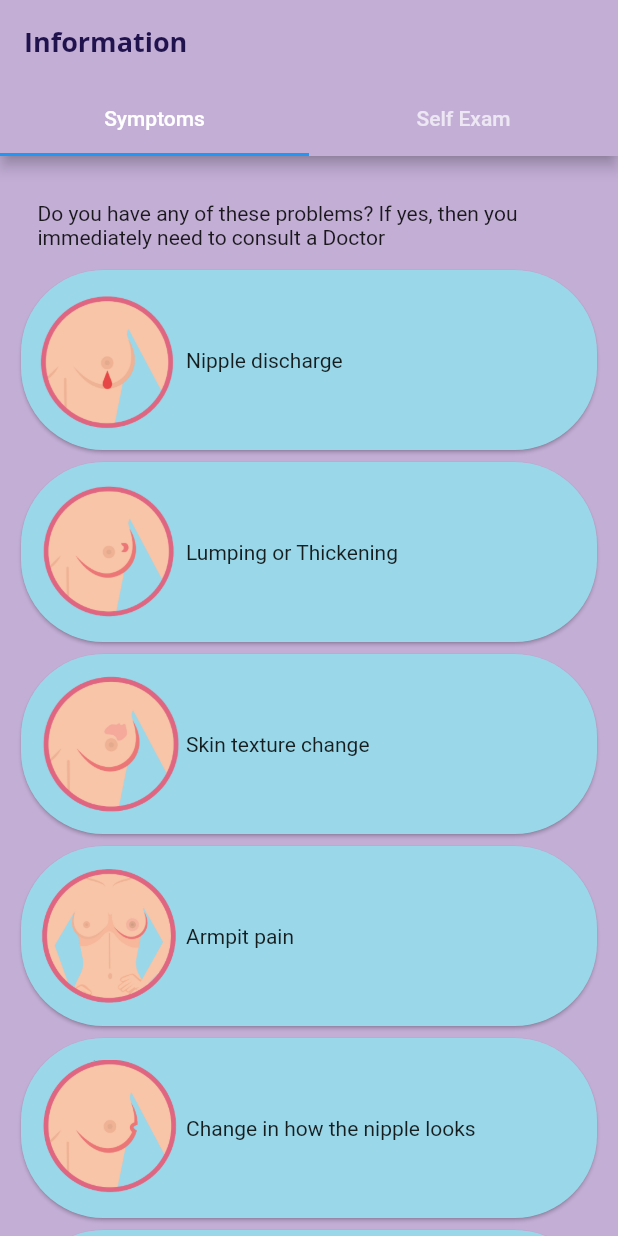
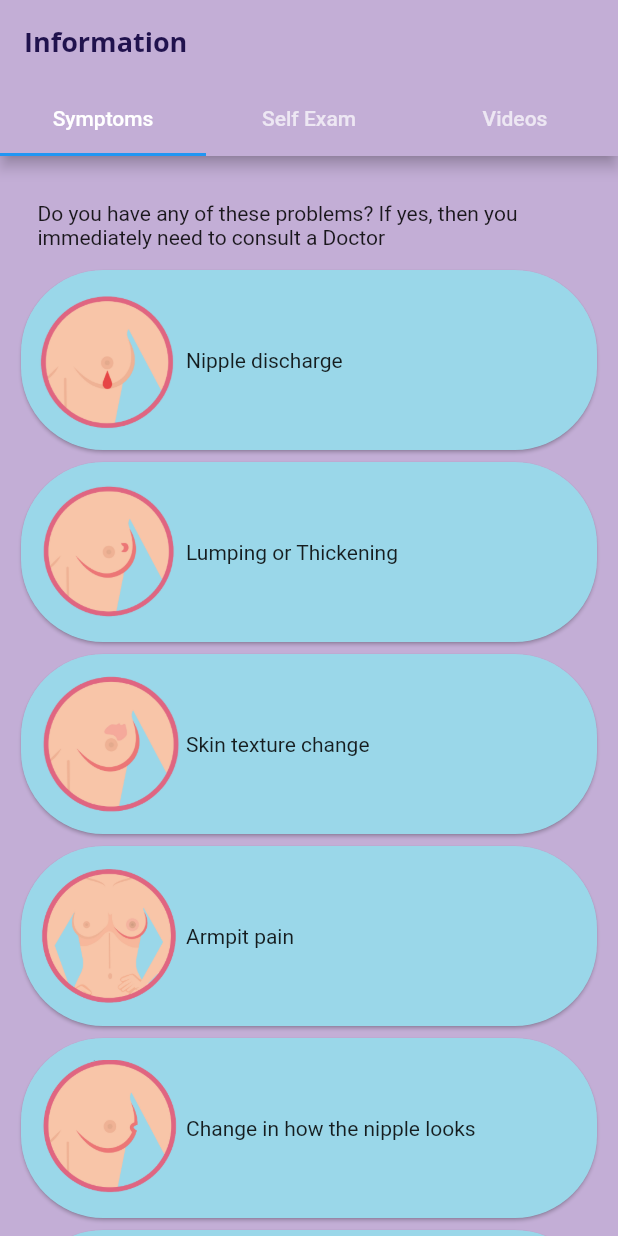
Before and after one commit to Akanksha1212/bcare, a Flutter app: the Home screen opened directly, after a tap on "Information", on a phone screen of 412 x 824 dp. Run offline on Flutter 3.47's test engine with Material 2 defaults, Android fonts, the phone set to English and light mode, and no system bars; our stand-ins replace carousel_slider, flare_flutter, flutter_local_notifications, font_awesome_flutter, geolocator, google_fonts and 6 more; missing offline and left inert: flutter_polyline_points; accounts and stored records are empty.

Commit message:
Added videos

```diff
--- a/lib/components/dashboard.dart
+++ b/lib/components/dashboard.dart
@@ -130,7 +130,7 @@ class Dashboard extends StatelessWidget {
               decoration: BoxDecoration(
                 borderRadius: BorderRadius.circular(20.0),
                 image: DecorationImage(
-                  image: AssetImage('assets/images/back4.jpg'),
+                  image: AssetImage('assets/images/think.jpg'),
                   fit: BoxFit.cover,
                 ),
               ),
@@ -147,16 +147,17 @@ class Dashboard extends StatelessWidget {
                   //   ),
                   // ),
                   SizedBox(
-                    height: 100,
+                    height: 120,
                   ),
                   Padding(
                     padding: const EdgeInsets.all(15.0),
                     child: Text(
-                      'Lorem Ipsum is simply dummy text use for printing and type script',
-                      style: TextStyle(
-                        color: Colors.black,
-                        fontSize: 15.0,
-                      ),
+                      '\nBreast Cancer can be detected at an early stage. ',
+                      style: GoogleFonts.abel(
+                          textStyle: TextStyle(
+                              color: Colors.deepPurple,
+                              fontSize: 19,
+                              fontWeight: FontWeight.w800)),
                       textAlign: TextAlign.center,
                     ),
                   ),
--- a/lib/pages/information.dart
+++ b/lib/pages/information.dart
@@ -1,6 +1,7 @@
 import 'package:flutter/material.dart';
 import 'package:bcare/pages/tabs/FirstScreen.dart';
 import 'package:bcare/pages/tabs/SecondScreen.dart';
+import 'package:bcare/pages/tabs/ThirdScreen.dart';
 import 'package:google_fonts/google_fonts.dart';
 
 class Information extends StatelessWidget {
@@ -12,7 +13,7 @@ class Information extends StatelessWidget {
     return MaterialApp(
       debugShowCheckedModeBanner: false,
       home: DefaultTabController(
-        length: 2,
+        length: 3,
         child: Scaffold(
           backgroundColor: Color(0xff794c74),
           appBar: AppBar(
@@ -32,7 +33,8 @@ class Information extends StatelessWidget {
                 Tab(
                   text: "Symptoms",
                 ),
-                Tab(text: "Self Exam")
+                Tab(text: "Self Exam"),
+                Tab(text: "Videos")
               ],
             ),
           ),
@@ -40,6 +42,7 @@ class Information extends StatelessWidget {
             children: [
               FirstScreen(),
               SecondScreen(),
+              ThirdScreen(),
             ],
           ),
         ),
--- a/lib/pages/tabs/SecondScreen.dart
+++ b/lib/pages/tabs/SecondScreen.dart
@@ -40,6 +40,7 @@ class SecondScreenState extends State<SecondScreen> {
                         ),
                       ],
                     ),
+
                     Padding(
                       padding: EdgeInsets.only(left: 10, right: 10),
                       child: Column(
--- a/pubspec.yaml
+++ b/pubspec.yaml
@@ -26,9 +26,7 @@ dependencies:
   flutter_polyline_points:  ^0.2.4
   themify_flutter: ^1.0.0
   font_awesome_flutter: ^8.10.0
-
-
-
+  youtube_player_flutter: ^7.0.0+7
 
 
 dev_dependencies:
```
Also changed, not shown: lib/pages/tabs/ThirdScreen.dart (+97 -0 lines), assets/images/think.jpg (added), pubspec.lock, 1 other file.
